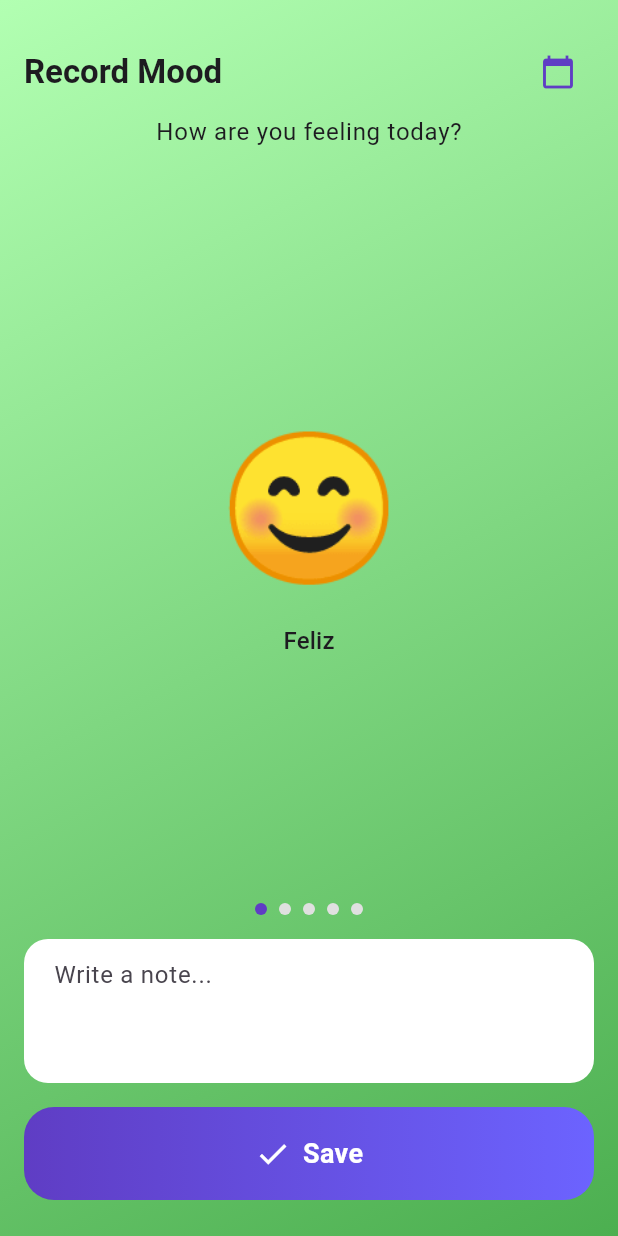
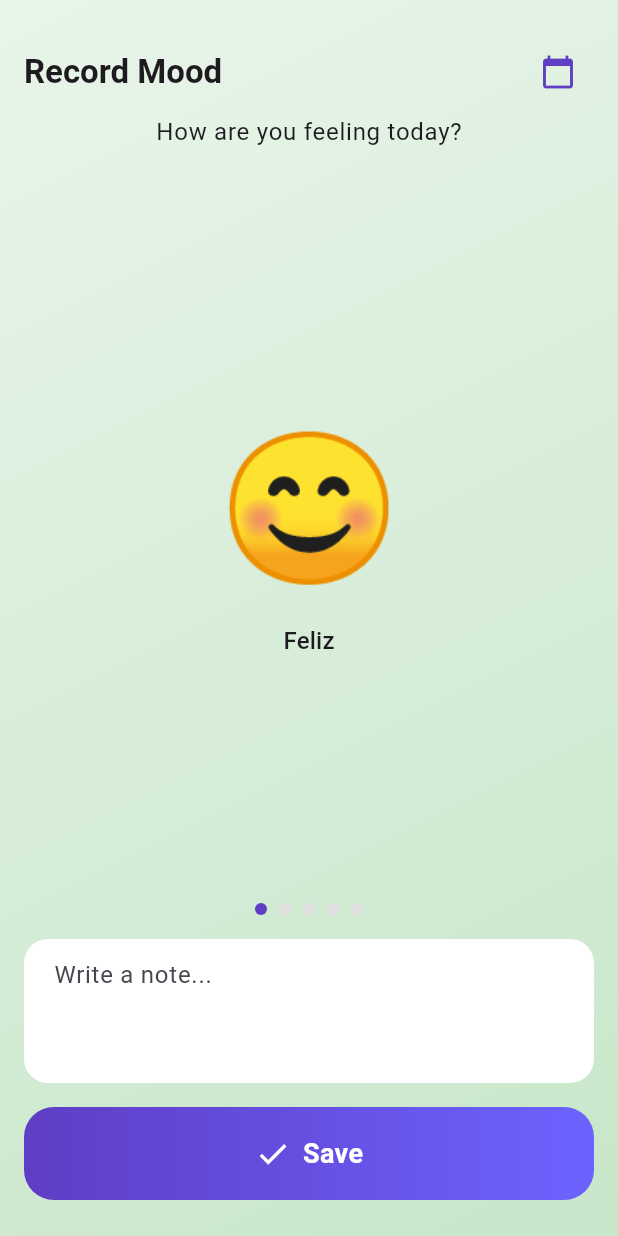
Before and after one commit to edpefal/mood_calendar, a Flutter app: the screen it shows after launch, on a phone screen of 412 x 824 dp. Run offline on Flutter 3.47's test engine with Material 3 defaults, Android fonts, the phone set to English and light mode, and no system bars; our stand-ins replace bloc, flutter_bloc, freezed_annotation, hive, hive_flutter; accounts and stored records are empty.

Commit message:
Update mood gradients in MoodScreen for improved visual representation of emotions.

```diff
--- a/lib/features/mood/presentation/screens/mood_screen.dart
+++ b/lib/features/mood/presentation/screens/mood_screen.dart
@@ -76,37 +76,37 @@ class _MoodScreenState extends State<MoodScreen> {
     switch (mood.label.toLowerCase()) {
       case 'feliz':
         return const LinearGradient(
-          colors: [Color(0xFFB2FFB2), Color(0xFF4CAF50)],
+          colors: [Color(0xFFE8F5E9), Color(0xFFC8E6C9)],
           begin: Alignment.topLeft,
           end: Alignment.bottomRight,
         );
       case 'tranquilo':
         return const LinearGradient(
-          colors: [Color(0xFFB3E5FC), Color(0xFF1976D2)],
+          colors: [Color(0xFFE3F2FD), Color(0xFFBBDEFB)],
           begin: Alignment.topLeft,
           end: Alignment.bottomRight,
         );
       case 'neutral':
         return const LinearGradient(
-          colors: [Color(0xFFE0E0E0), Color(0xFF757575)],
+          colors: [Color(0xFFF5F5F5), Color(0xFFEEEEEE)],
           begin: Alignment.topLeft,
           end: Alignment.bottomRight,
         );
       case 'triste':
         return const LinearGradient(
-          colors: [Color(0xFFFFE0B2), Color(0xFFFF9800)],
+          colors: [Color(0xFFFFF3E0), Color(0xFFFFE0B2)],
           begin: Alignment.topLeft,
           end: Alignment.bottomRight,
         );
       case 'enojado':
         return const LinearGradient(
-          colors: [Color(0xFFFFCDD2), Color(0xFFD32F2F)],
+          colors: [Color(0xFFFFEBEE), Color(0xFFFFCDD2)],
           begin: Alignment.topLeft,
           end: Alignment.bottomRight,
         );
       default:
         return const LinearGradient(
-          colors: [Color(0xFFE8EAF6), Color(0xFFF3E5F5)],
+          colors: [Color(0xFFF3E5F5), Color(0xFFE1BEE7)],
           begin: Alignment.topLeft,
           end: Alignment.bottomRight,
         );
```
